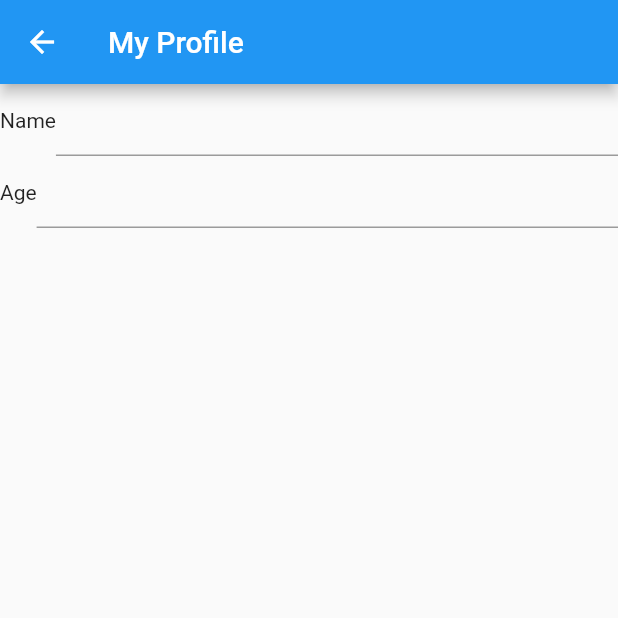
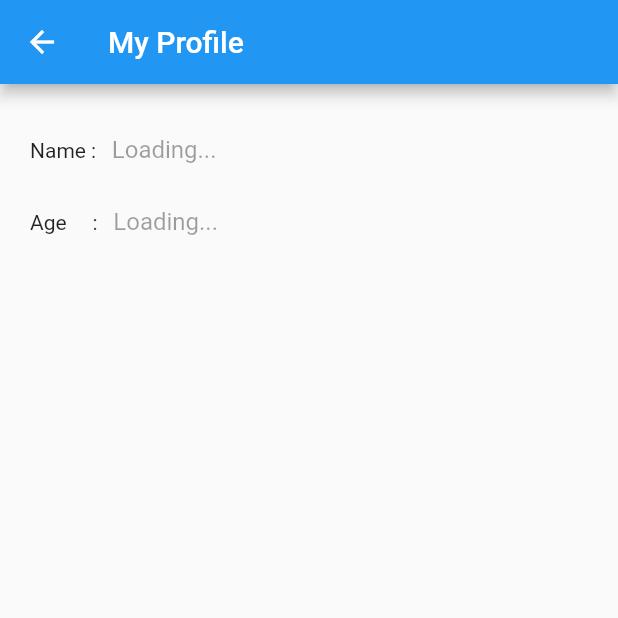
Before and after one commit to PoornaSenadheera100/Flutter-Fundamentals, a Flutter app: the AsyncAppScreen1 screen opened directly, after a tap on "My Profile", on a phone screen of 412 x 824 dp, the top half of it. Run offline on Flutter 3.47's test engine with Material 2 defaults, Android fonts, the phone set to English and light mode, and no system bars.

Commit message:
Implemented Async App

```diff
--- a/lib/screens/async_app_screen1.dart
+++ b/lib/screens/async_app_screen1.dart
@@ -8,16 +8,16 @@ class AsyncAppScreen1 extends StatelessWidget {
   Widget build(BuildContext context) {
     return Scaffold(
       appBar: AppBar(
-        title: Text("Asynchronous App"),
+        title: const Text("Asynchronous App"),
       ),
       body: Center(
         child: Column(
           mainAxisAlignment: MainAxisAlignment.spaceAround,
           children: [
-            Text("Welcome to Async App"),
+            const Text("Welcome to Async App", style: TextStyle(fontSize: 30.0),),
             ElevatedButton(onPressed: () {
-              Navigator.of(context).push(MaterialPageRoute(builder: (BuildContext context)=>AsyncAppScreen2()));
-            }, child: Text("My Profile")),
+              Navigator.of(context).push(MaterialPageRoute(builder: (BuildContext context)=>const AsyncAppScreen2()));
+            }, child: const Text("My Profile")),
           ],
         ),
       ),
--- a/lib/screens/async_app_screen2.dart
+++ b/lib/screens/async_app_screen2.dart
@@ -8,37 +8,64 @@ class AsyncAppScreen2 extends StatefulWidget {
 }
 
 class _AsyncAppScreen2State extends State<AsyncAppScreen2> {
-  late String name;
-  late String age;
+  final TextEditingController _nameController = TextEditingController();
+  final TextEditingController _ageController = TextEditingController();
 
   @override
   void initState() {
     // TODO: implement initState
     super.initState();
+    loadData();
+  }
+
+  void loadData() {
+    Future.delayed(const Duration(seconds: 5), () {
+      _nameController.text = "Poorna Senadheera";
+      _ageController.text = "22";
+    });
   }
 
   @override
   Widget build(BuildContext context) {
     return Scaffold(
       appBar: AppBar(
-        title: Text("My Profile"),
+        title: const Text("My Profile"),
       ),
-      body: Column(
+      body: Padding(
+        padding: const EdgeInsets.all(20.0),
+        child: Column(
           children: [
             Row(
               children: [
-              Text("Name"),
-              Flexible(child: TextField()),
+                const Text("Name :   "),
+                Flexible(
+                    child: TextField(
+                  enabled: false,
+                  controller: _nameController,
+                  decoration: const InputDecoration(
+                    hintText: "Loading...",
+                    border: InputBorder.none,
+                  ),
+                )),
               ],
             ),
             Row(
               children: [
-              Text("Age"),
-              Flexible(child: TextField()),
+                const Text("Age     :   "),
+                Flexible(
+                    child: TextField(
+                  enabled: false,
+                  controller: _ageController,
+                  decoration: const InputDecoration(
+                    hintText: "Loading...",
+                    border: InputBorder.none,
+                  ),
+                )),
               ],
             ),
           ],
         ),
+      ),
     );
   }
 }
```
Lines whose indentation alone changed are shown as unchanged.
